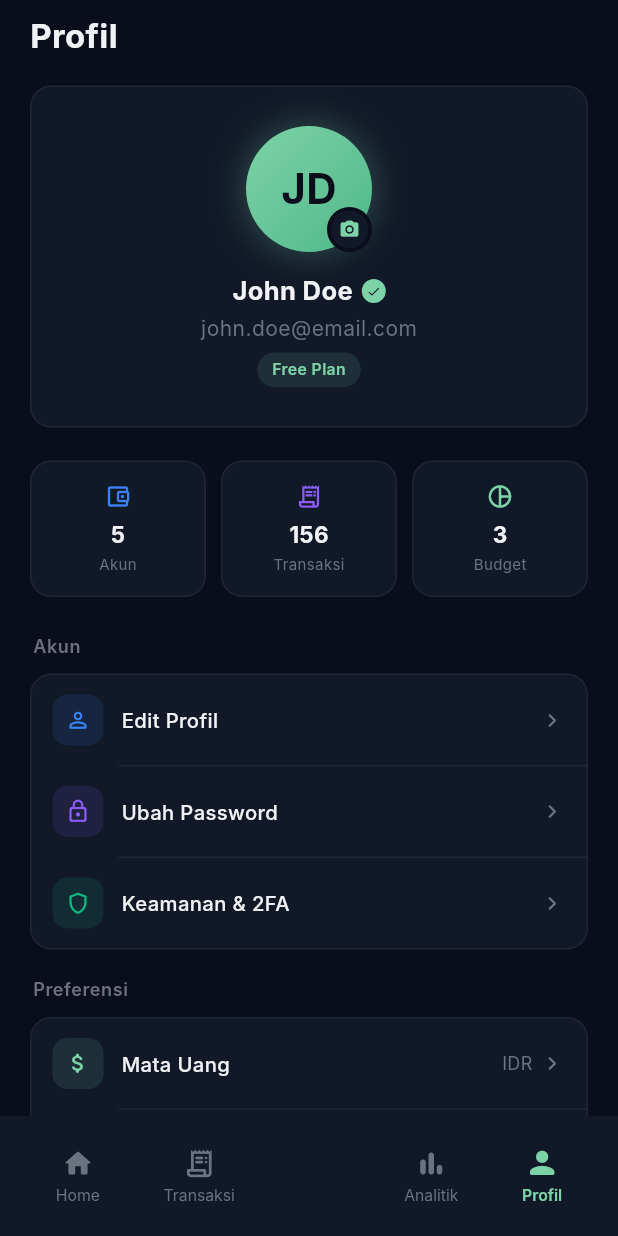
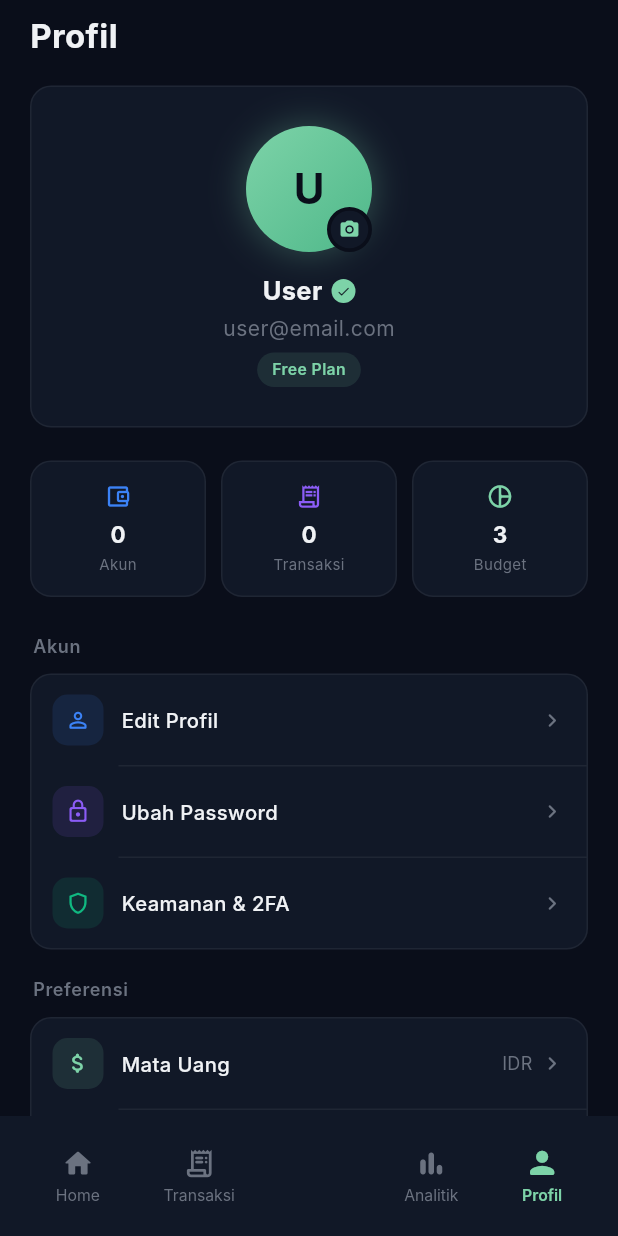
Before and after one commit to HumaCode/money-manajemen-mobile, a Flutter app: the ProfileScreen screen opened directly, on a phone screen of 412 x 824 dp. Run offline on Flutter 3.47's test engine with Material 3 defaults, Android fonts, the light colour scheme and no system bars; our stand-ins replace equatable, fl_chart, flutter_bloc, shared_preferences, sqflite; accounts and stored records are empty; network calls fail; Roboto replaces fonts that are missing (Inter).

Commit message:
feat: implement authentication data sources and skeleton screens for dashboard and profile modules

```diff
--- a/lib/app/constants/api_url.dart
+++ b/lib/app/constants/api_url.dart
@@ -5,6 +5,8 @@ class ApiUrl {
   // Auth
   static const String login = '$baseUrl/auth/login';
   static const String me = '$baseUrl/auth/me';
+  static const String updateProfile = '$baseUrl/auth/profile';
+  static const String updatePassword = '$baseUrl/auth/password';
   static const String logout = '$baseUrl/auth/logout';
 
   // Dashboard Summary
--- a/lib/features/profile/presentation/pages/profile_screen.dart
+++ b/lib/features/profile/presentation/pages/profile_screen.dart
@@ -1,11 +1,16 @@
 import 'package:flutter/material.dart';
+import 'package:http/http.dart' as http;
 import 'package:money_manajemen/app/theme/app_theme.dart';
+import 'package:money_manajemen/core/database/database_helper.dart';
 import 'package:money_manajemen/core/widgets/app_bottom_nav.dart';
 import 'package:money_manajemen/features/dashboard/presentation/pages/dashboard_screen.dart';
 import 'package:money_manajemen/features/transactions/presentation/pages/transactions_screen.dart';
 import 'package:money_manajemen/features/analytics/presentation/pages/analytics_screen.dart';
 import 'package:money_manajemen/features/auth/presentation/pages/login_screen.dart';
 import 'package:money_manajemen/features/auth/data/datasources/auth_local_data_source.dart';
+import 'package:money_manajemen/features/auth/data/datasources/auth_remote_data_source.dart';
+import 'package:money_manajemen/features/auth/data/models/user_model.dart';
+import 'package:money_manajemen/features/profile/presentation/widgets/edit_profile_sheet.dart';
 
 class ProfileScreen extends StatefulWidget {
   const ProfileScreen({super.key});
@@ -19,6 +24,10 @@ class _ProfileScreenState extends State<ProfileScreen>
   late final AnimationController _entrance;
   final int _navIndex = 3;
   bool _notificationsOn = true;
+
+  UserDetail? _user;
+  int _accountsCount = 0;
+  int _transactionsCount = 0;
 
   Animation<double> _fadeFor(double start, double end) => CurvedAnimation(
     parent: _entrance,
@@ -40,6 +49,55 @@ class _ProfileScreenState extends State<ProfileScreen>
       vsync: this,
       duration: const Duration(milliseconds: 900),
     )..forward();
+
+    _loadProfileData();
+  }
+
+  Future<void> _loadProfileData() async {
+    final localUser = await AuthLocalDataSourceImpl().getUser();
+    final localAccs = await DatabaseHelper.instance.getAccounts();
+    final localTxs = await DatabaseHelper.instance.getTransactions();
+
+    if (mounted) {
+      setState(() {
+        _user = localUser;
+        _accountsCount = localAccs.length;
+        _transactionsCount = localTxs.length;
+      });
+    }
+
+    try {
+      final remoteDS = AuthRemoteDataSourceImpl(client: http.Client());
+      final freshUser = await remoteDS.getProfile();
+      if (mounted) {
+        setState(() {
+          _user = freshUser;
+        });
+      }
+    } catch (_) {}
+  }
+
+  String get _userInitials {
+    if (_user == null || _user!.name.trim().isEmpty) return 'U';
+    final parts = _user!.name.trim().split(' ');
+    if (parts.length >= 2) {
+      return '${parts[0][0]}${parts[1][0]}'.toUpperCase();
+    }
+    return _user!.name.substring(0, 1).toUpperCase();
+  }
+
+  Future<void> _openEditProfile() async {
+    if (_user == null) {
+      final user = await AuthLocalDataSourceImpl().getUser();
+      if (user == null) return;
+      _user = user;
+    }
+    final updated = await EditProfileSheet.show(context, user: _user!);
+    if (updated != null && mounted) {
+      setState(() {
+        _user = updated;
+      });
+    }
   }
 
   @override
@@ -202,7 +260,7 @@ class _ProfileScreenState extends State<ProfileScreen>
                   icon: Icons.person_outline_rounded,
                   label: 'Edit Profil',
                   color: AppColors.info,
-                  onTap: () {},
+                  onTap: _openEditProfile,
                 ),
                 _MenuTile(
                   icon: Icons.lock_outline_rounded,
@@ -336,16 +394,35 @@ class _ProfileScreenState extends State<ProfileScreen>
                       gradient: AppColors.accentGradient,
                       boxShadow: [
                         BoxShadow(
-                          color: AppColors.accent.withOpacity(0.3),
+                          color: AppColors.accent.withValues(alpha: 0.3),
                           blurRadius: 20,
                           spreadRadius: 1,
                         ),
                       ],
                     ),
                     alignment: Alignment.center,
-                    child: const Text(
-                      'JD',
-                      style: TextStyle(
+                    child: _user?.avatar != null && _user!.avatar!.isNotEmpty
+                        ? ClipRRect(
+                            borderRadius: BorderRadius.circular(42),
+                            child: Image.network(
+                              _user!.avatar!,
+                              width: 84,
+                              height: 84,
+                              fit: BoxFit.cover,
+                              errorBuilder: (_, __, ___) => Text(
+                                _userInitials,
+                                style: const TextStyle(
+                                  fontFamily: AppTextStyles.fontFamily,
+                                  fontSize: 28,
+                                  fontWeight: FontWeight.w700,
+                                  color: AppColors.bgDeep,
+                                ),
+                              ),
+                            ),
+                          )
+                        : Text(
+                            _userInitials,
+                            style: const TextStyle(
                               fontFamily: AppTextStyles.fontFamily,
                               fontSize: 28,
                               fontWeight: FontWeight.w700,
@@ -390,9 +467,9 @@ class _ProfileScreenState extends State<ProfileScreen>
               Row(
                 mainAxisAlignment: MainAxisAlignment.center,
                 children: [
-                  const Text(
-                    'John Doe',
-                    style: TextStyle(
+                  Text(
+                    _user?.name.isNotEmpty == true ? _user!.name : 'User',
+                    style: const TextStyle(
                       fontFamily: AppTextStyles.fontFamily,
                       fontSize: 17,
                       fontWeight: FontWeight.w700,
@@ -415,7 +492,10 @@ class _ProfileScreenState extends State<ProfileScreen>
                 ],
               ),
               const SizedBox(height: 3),
-              const Text('john.doe@email.com', style: AppTextStyles.tagline),
+              Text(
+                _user?.email.isNotEmpty == true ? _user!.email : 'user@email.com',
+                style: AppTextStyles.tagline,
+              ),
               const SizedBox(height: 6),
               Container(
                 padding: const EdgeInsets.symmetric(
@@ -423,12 +503,12 @@ class _ProfileScreenState extends State<ProfileScreen>
                   vertical: 4,
                 ),
                 decoration: BoxDecoration(
-                  color: AppColors.accent.withOpacity(0.12),
+                  color: AppColors.accent.withValues(alpha: 0.12),
                   borderRadius: BorderRadius.circular(AppRadius.pill),
                 ),
-                child: const Text(
-                  'Free Plan',
-                  style: TextStyle(
+                child: Text(
+                  _user?.username.isNotEmpty == true ? '@${_user!.username}' : 'Free Plan',
+                  style: const TextStyle(
                     fontFamily: AppTextStyles.fontFamily,
                     fontSize: 10.5,
                     fontWeight: FontWeight.w600,
@@ -449,26 +529,26 @@ class _ProfileScreenState extends State<ProfileScreen>
       child: SlideTransition(
         position: _slideFor(0.15, 0.5),
         child: Row(
-          children: const [
+          children: [
             Expanded(
               child: _StatBox(
                 icon: Icons.account_balance_wallet_outlined,
-                value: '5',
+                value: '$_accountsCount',
                 label: 'Akun',
                 color: AppColors.info,
               ),
             ),
-            SizedBox(width: 10),
+            const SizedBox(width: 10),
             Expanded(
               child: _StatBox(
                 icon: Icons.receipt_long_outlined,
-                value: '156',
+                value: '$_transactionsCount',
                 label: 'Transaksi',
                 color: AppColors.purple,
               ),
             ),
-            SizedBox(width: 10),
-            Expanded(
+            const SizedBox(width: 10),
+            const Expanded(
               child: _StatBox(
                 icon: Icons.pie_chart_outline_rounded,
                 value: '3',
```
Also changed, not shown: lib/features/auth/data/datasources/auth_local_data_source.dart (+24 -0 lines), lib/features/auth/data/datasources/auth_remote_data_source.dart (+120 -1 lines), lib/features/dashboard/presentation/pages/dashboard_screen.dart (+46 -6 lines), lib/features/profile/presentation/widgets/edit_profile_sheet.dart (added, +199 -0 lines). Lines whose indentation alone changed are shown as unchanged.
